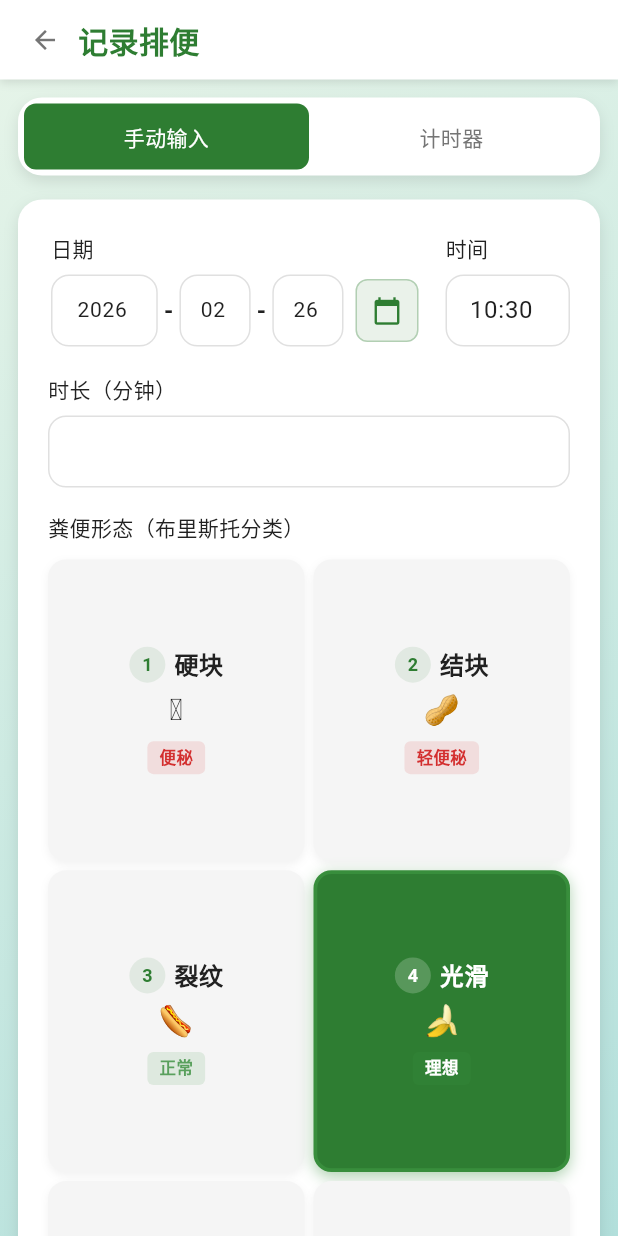
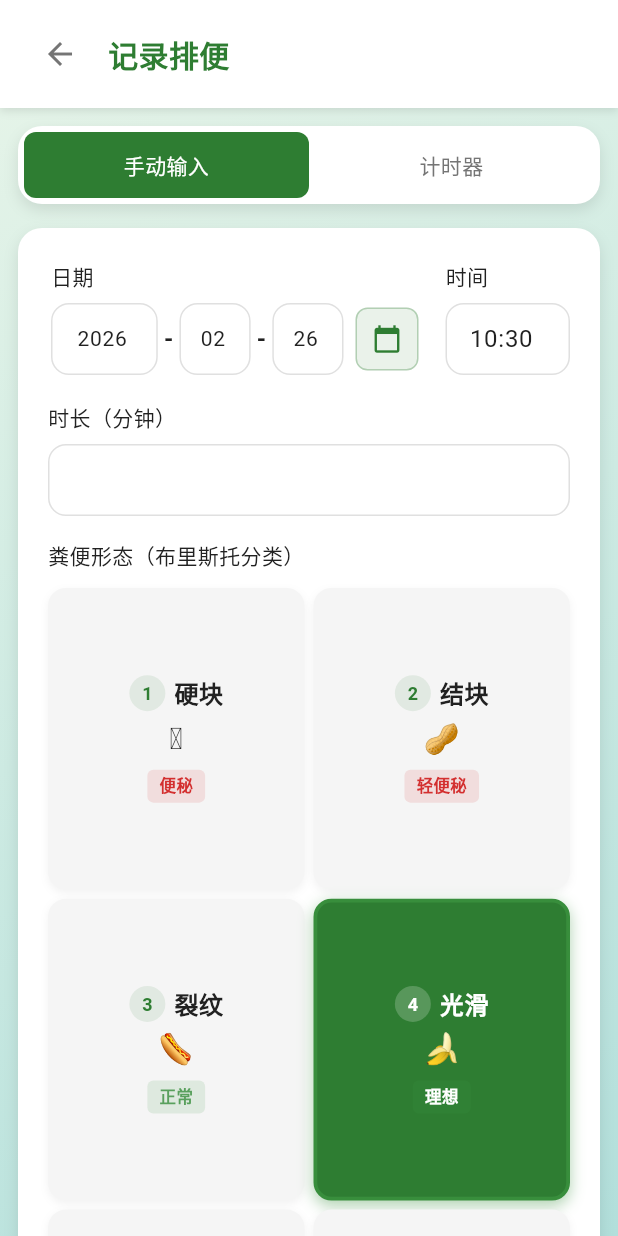
Before and after one commit to WhiteGiverMa/intestine-ASSistant, a Flutter app: the screen it shows after launch, after a tap on "记录排便", on a phone screen of 412 x 824 dp. Run offline on Flutter 3.47's test engine with Material 3 defaults, Android fonts, the phone set to English and light mode, and no system bars; our stand-ins replace file_picker, fl_chart, flutter_local_notifications, flutter_markdown_plus, package_info_plus, shared_preferences and 3 more; missing offline and left inert: dart:js_interop, highlight, markdown; accounts and stored records are empty; network calls fail.

Commit message:
# v1.3.4
## feat:
  - 放大了返回键点击面积

```diff
--- a/frontend_Flutter/lib/widgets/app_header.dart
+++ b/frontend_Flutter/lib/widgets/app_header.dart
@@ -80,17 +80,17 @@ class AppHeader extends StatelessWidget {
                           Navigator.pop(context);
                         }
                       },
-                  child: Padding(
-                    padding: const EdgeInsets.all(4),
+                  child: Container(
+                    padding: const EdgeInsets.all(12),
                     child: Icon(
                       Icons.arrow_back,
-                      size: 20,
+                      size: 24,
                       color: colors.textSecondary,
                     ),
                   ),
                 )
               else
-                const SizedBox(width: 28),
+                const SizedBox(width: 48),
               if (showBackButton) const SizedBox(width: 8),
               Expanded(
                 child:
```
